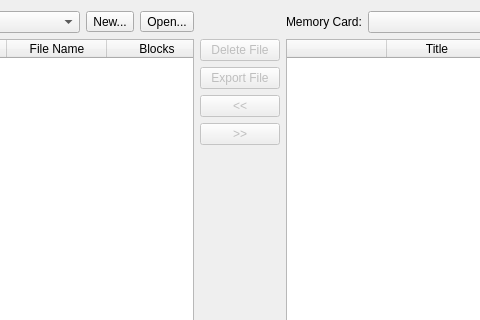
Qt form src/duckstation-qt/memorycardeditordialog.ui (kofxi3584karlayang/duckstation) before a commit; both pictures show x 205 to 685 and y 0 to 320 of the 889 by 515 pixel window.
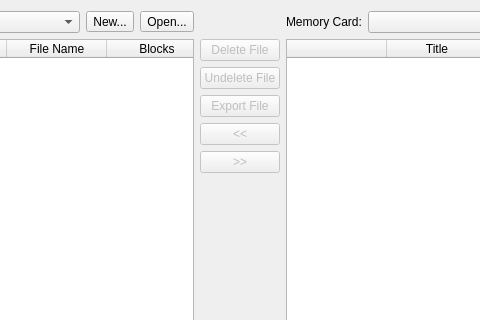
The same form after that commit. Icons and pictures are not drawn.

```diff
--- a/src/duckstation-qt/memorycardeditordialog.ui
+++ b/src/duckstation-qt/memorycardeditordialog.ui
@@ -288,6 +288,16 @@
        </property>
       </widget>
      </item>
+    <item>
+      <widget class="QPushButton" name="undeleteFile">
+       <property name="enabled">
+        <bool>false</bool>
+       </property>
+       <property name="text">
+        <string>Undelete File</string>
+       </property>
+      </widget>
+     </item>
      <item>
       <widget class="QPushButton" name="exportFile">
        <property name="enabled">
```
